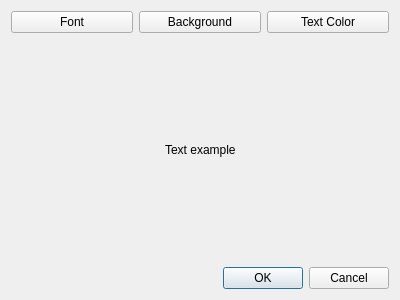
VladimirTambovtsev/QtStarterPack, file styledialog.ui: the form before one commit.
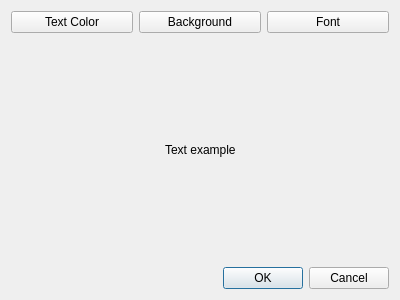
The form after the commit.

Commit message: choose color on style dialog palette

The edit to the form file:
```diff
--- a/styledialog.ui
+++ b/styledialog.ui
@@ -19,7 +19,7 @@
      <item>
       <widget class="QPushButton" name="pushButton_2">
        <property name="text">
-        <string>Font</string>
+        <string>Text Color</string>
        </property>
       </widget>
      </item>
@@ -33,7 +33,7 @@
      <item>
       <widget class="QPushButton" name="pushButton">
        <property name="text">
-        <string>Text Color</string>
+        <string>Font</string>
        </property>
       </widget>
      </item>
```
Left out of the diff: 2 changed lines with no effect on the pictures. The commit also changes 3 other files.
